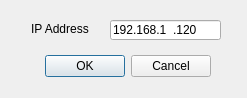
Above: src/ui/ip.ui from kaelspencer/confero before the change. Below: the same form after it.
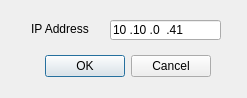
That is the form after the change.

The edit to the form file:
```diff
--- a/src/ui/ip.ui
+++ b/src/ui/ip.ui
@@ -58,7 +58,7 @@
     <string>999.999.999.999; </string>
    </property>
    <property name="text">
-    <string>192.168.1.120</string>
+    <string>10.10.0.41</string>
    </property>
   </widget>
   <zorder>label</zorder>
```
Left out of the diff: 1 changed line with no effect on the pictures.
